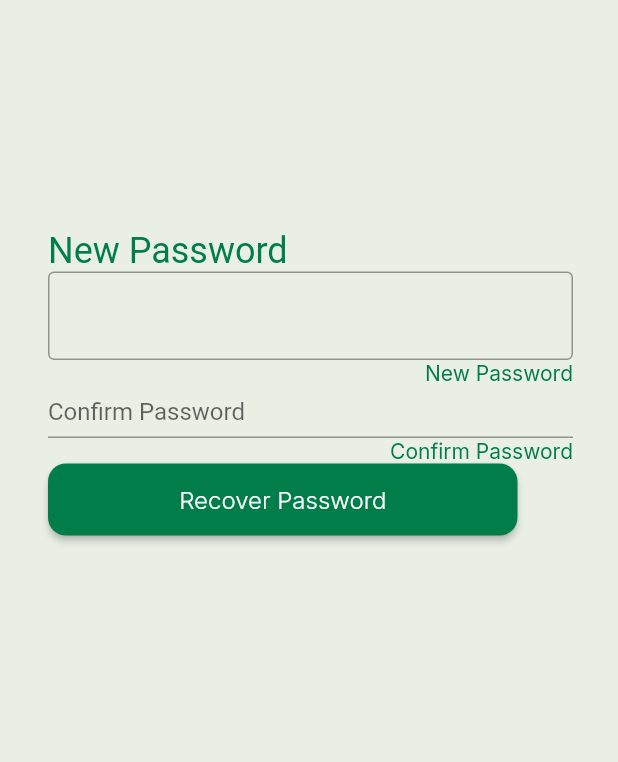
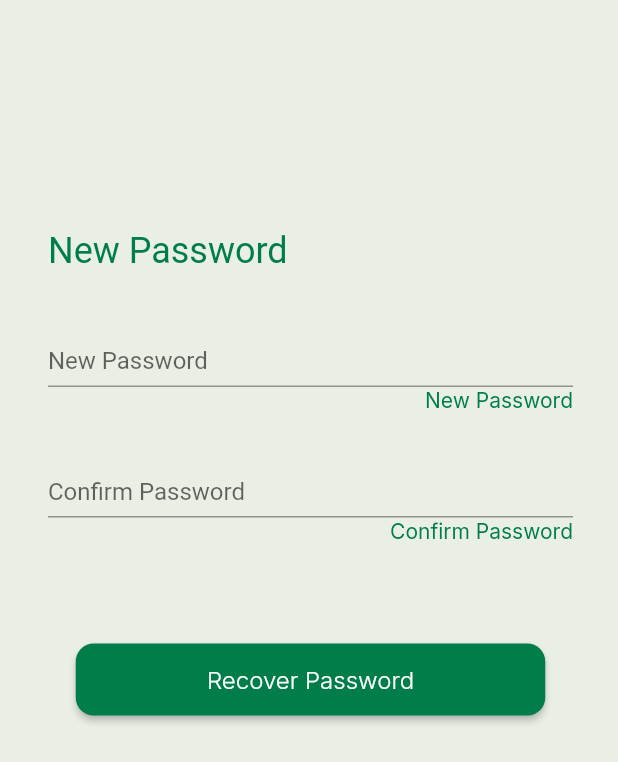
Before and after one commit to Karma-234/my_digital_bank_UI, a Flutter app: the screen it shows after launch, on a phone screen of 412 x 824 dp. Shown: the top 762 px of the screen. Run offline on Flutter 3.47's test engine with Material 2 defaults, Android fonts, the phone set to English and light mode, and no system bars; our stand-ins replace google_fonts; Roboto replaces fonts that are missing (Inder).

Commit message:
New password page set

```diff
--- a/lib/features/onboarding/password_reset/views/new_password.dart
+++ b/lib/features/onboarding/password_reset/views/new_password.dart
@@ -28,12 +28,14 @@ class NewPasswordPage extends StatelessWidget {
                       color: AppColors.onButton,
                     ),
                   ),
-                  TextField(
-                    decoration: InputDecoration(
-                      border: const OutlineInputBorder(
-                        borderSide: BorderSide(),
-                      ),
-                    ),
+                  const SizedBox(
+                    height: 42.0,
+                  ),
+                  TextFormField(
+                    decoration: const InputDecoration(
+                        isDense: true,
+                        hintText: 'New Password',
+                        suffixText: 'Show'),
                   ),
                   Row(
                     mainAxisAlignment: MainAxisAlignment.end,
@@ -46,6 +48,9 @@ class NewPasswordPage extends StatelessWidget {
                         ),
                       ),
                     ],
+                  ),
+                  const SizedBox(
+                    height: 35.0,
                   ),
                   TextFormField(
                     decoration: const InputDecoration(
@@ -65,9 +70,14 @@ class NewPasswordPage extends StatelessWidget {
                       ),
                     ],
                   ),
-                  ResetPasswordButton(
-                    text: 'Recover Password',
-                    buttonPressed: () {},
+                  const SizedBox(
+                    height: 67.0,
+                  ),
+                  Center(
+                    child: ResetPasswordButton(
+                      text: 'Recover Password',
+                      buttonPressed: () {},
+                    ),
                   ),
                 ],
               ),
```
